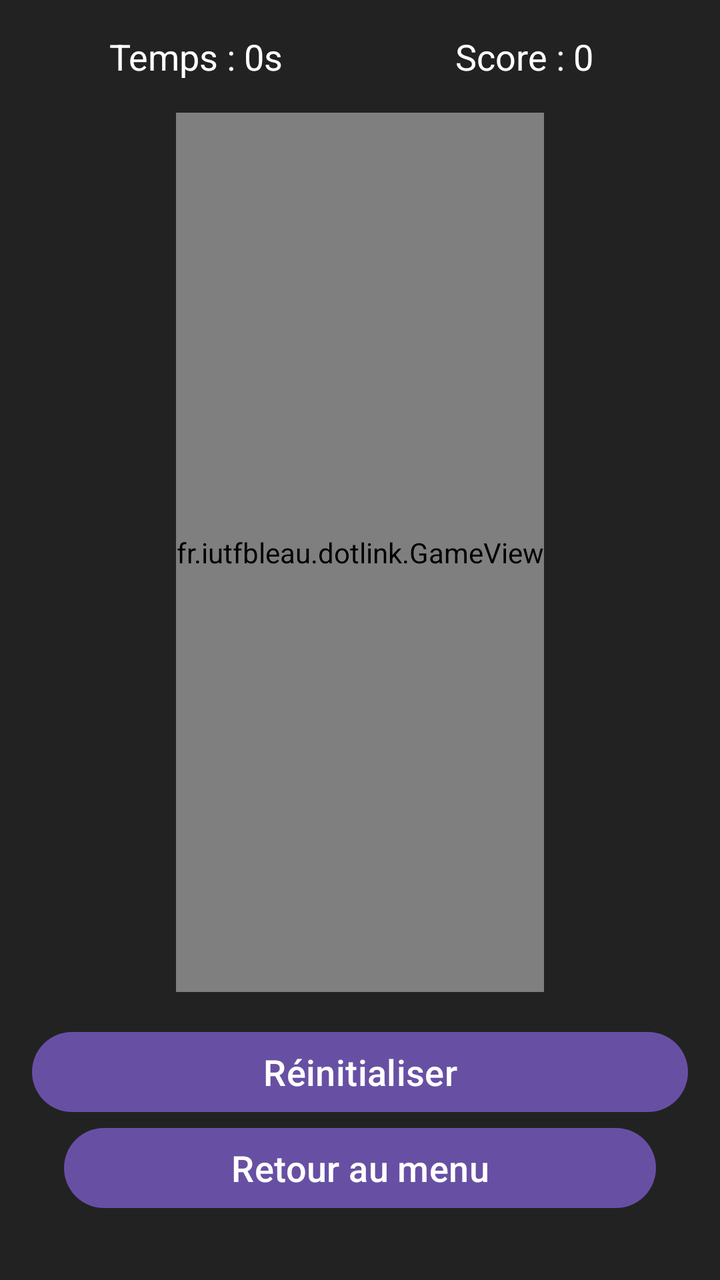
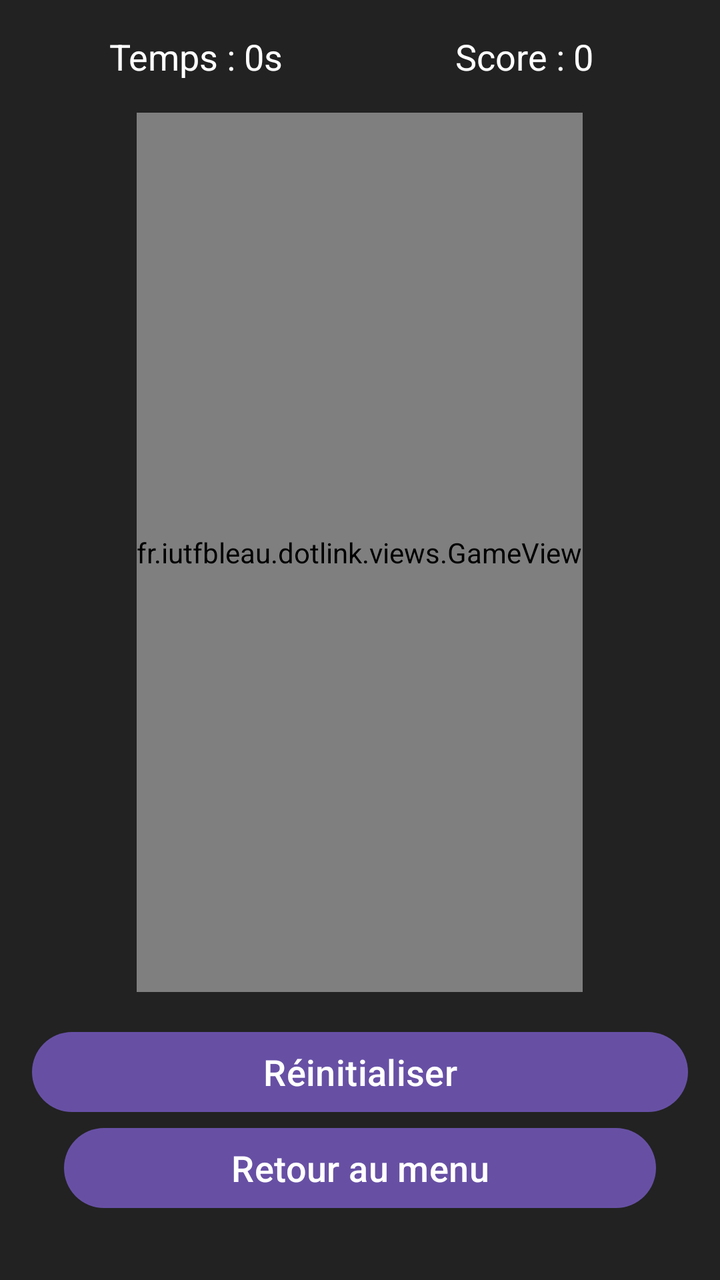

An Android layout rendered at two revisions. The XML below is the earlier revision; the diff shows what the commit changed to produce the second picture.
<!-- AndroidManifest.xml: application theme Theme.Dotlink -->
<!-- res/layout/activity_game.xml -->
<?xml version="1.0" encoding="utf-8"?>
<LinearLayout xmlns:android="http://schemas.android.com/apk/res/android"
    android:orientation="vertical"
    android:background="#222222"
    android:gravity="center"
    android:layout_width="match_parent"
    android:layout_height="match_parent"
    android:padding="16dp">

    
    <LinearLayout
        android:layout_width="match_parent"
        android:layout_height="wrap_content"
        android:orientation="horizontal"
        android:gravity="center"
        android:layout_marginBottom="16dp"
        android:weightSum="2">

        <TextView
            android:id="@+id/chronoText"
            android:layout_width="0dp"
            android:layout_weight="1"
            android:layout_height="wrap_content"
            android:text="Temps : 0s"
            android:textColor="#FFFFFF"
            android:gravity="center"
            android:textSize="18sp" />

        <TextView
            android:id="@+id/scoreText"
            android:layout_width="0dp"
            android:layout_weight="1"
            android:layout_height="wrap_content"
            android:text="Score : 0"
            android:textColor="#FFFFFF"
            android:gravity="center"
            android:textSize="18sp" />
    </LinearLayout>

    
    <fr.iutfbleau.dotlink.GameView
        android:id="@+id/gameView"
        android:layout_width="wrap_content"
        android:layout_height="0dp"
        android:layout_weight="1"
        android:layout_gravity="center"
        android:layout_marginBottom="16dp"/>

    
    <Button
        android:id="@+id/resetButton"
        android:text="Réinitialiser"
        android:layout_width="match_parent"
        android:layout_height="wrap_content"
        android:textAllCaps="false"
        android:textSize="18sp"
        android:layout_gravity="center"/>

    <Button
        android:id="@+id/backButton"
        android:layout_width="match_parent"
        android:layout_height="wrap_content"
        android:text="Retour au menu"
        android:textAllCaps="false"
        android:textSize="18sp"
        android:layout_marginBottom="16dp"
        android:layout_marginStart="16dp"
        android:layout_marginEnd="16dp"
        />

</LinearLayout>
<!-- resources referenced by this layout -->
<resources>
  <style name="Theme.Dotlink" parent="Base.Theme.Dotlink" />
  <style name="Base.Theme.Dotlink" parent="Theme.Material3.DayNight.NoActionBar">
          
          
      </style>
</resources>

<!-- the commit's change to res/layout/activity_game.xml (unified diff, before → after) -->
@@ -38,7 +38,7 @@
     </LinearLayout>
 
     
-    <fr.iutfbleau.dotlink.GameView
+    <fr.iutfbleau.dotlink.views.GameView
         android:id="@+id/gameView"
         android:layout_width="wrap_content"
         android:layout_height="0dp"
